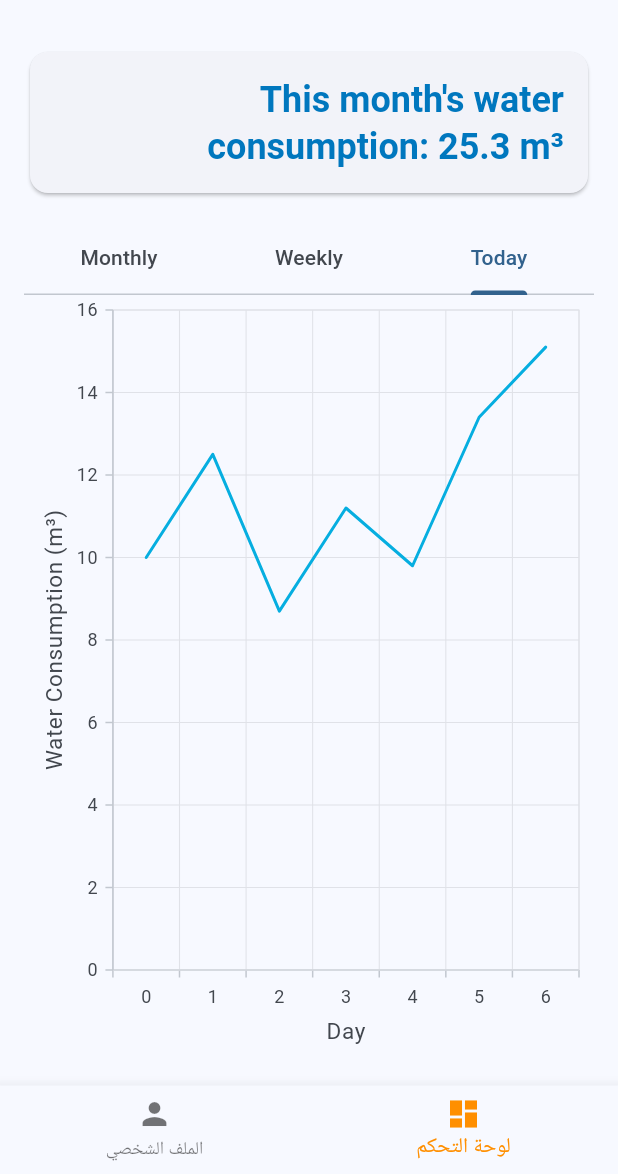
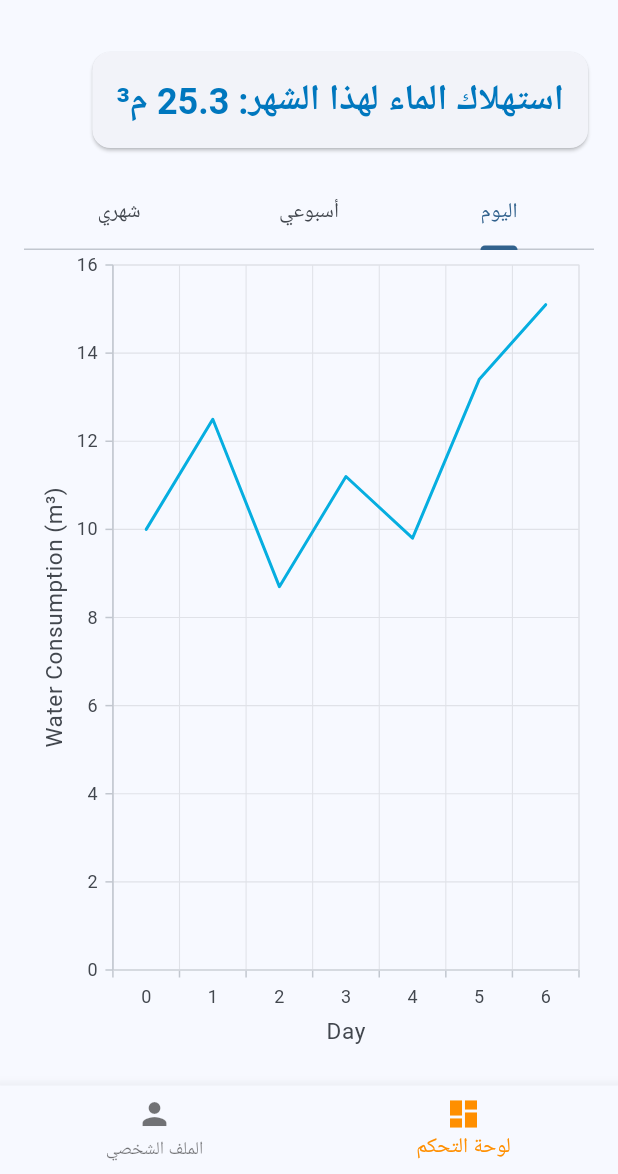
Before and after one commit to abdellatif-laghjaj/nuvaqua-mobile, a Flutter app: the DashboardPage screen opened directly with empty values, on a phone screen of 412 x 824 dp, the part 62-1236 px from its top. Run offline on Flutter 3.47's test engine with Material 3 defaults, Android fonts, the phone set to English and light mode, and no system bars; our stand-ins replace syncfusion_flutter_charts.

Commit message:
Update dashboard_tab.dart

```diff
--- a/lib/pages/tabs/dashboard_tab.dart
+++ b/lib/pages/tabs/dashboard_tab.dart
@@ -3,6 +3,8 @@ import 'package:nuvaqua_mobile/models/water_consumption.dart';
 import 'package:nuvaqua_mobile/widgets/water_consumption_chart.dart';
 
 class DashboardTab extends StatefulWidget {
+  const DashboardTab({super.key});
+
   @override
   _DashboardTabState createState() => _DashboardTabState();
 }
@@ -40,7 +42,7 @@ class _DashboardTabState extends State<DashboardTab> {
               child: Padding(
                 padding: const EdgeInsets.all(16.0),
                 child: Text(
-                  'This month\'s water consumption: ${_waterConsumption!.currentMonthConsumption} m³',
+                  'استهلاك الماء لهذا الشهر: ${_waterConsumption!.currentMonthConsumption} م³',
                   style: Theme.of(context).textTheme.headlineMedium,
                 ),
               ),
@@ -53,9 +55,9 @@ class _DashboardTabState extends State<DashboardTab> {
                 children: [
                   TabBar(
                     tabs: const [
-                      Tab(text: 'Today'),
-                      Tab(text: 'Weekly'),
-                      Tab(text: 'Monthly'),
+                      Tab(text: 'اليوم'),
+                      Tab(text: 'أسبوعي'),
+                      Tab(text: 'شهري'),
                     ],
                     onTap: (index) {
                       setState(() {
```
